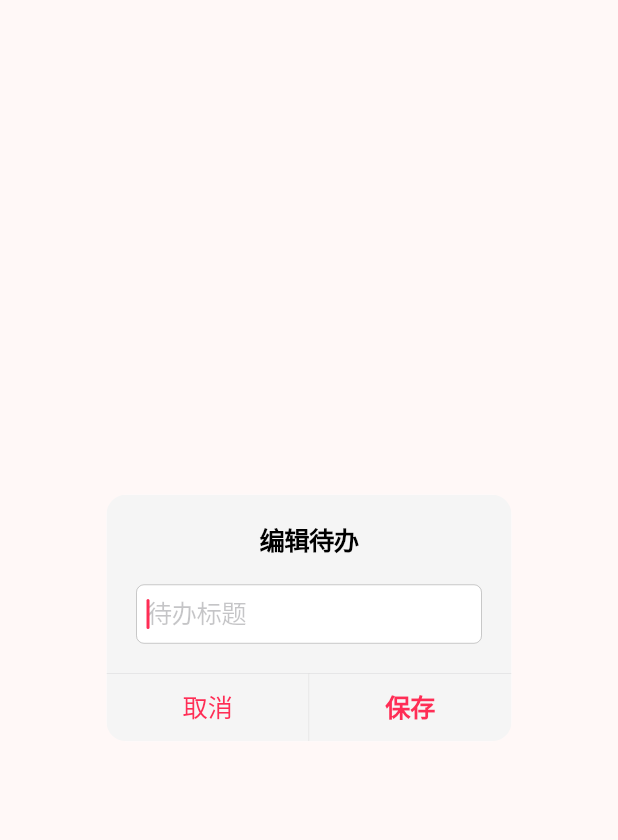
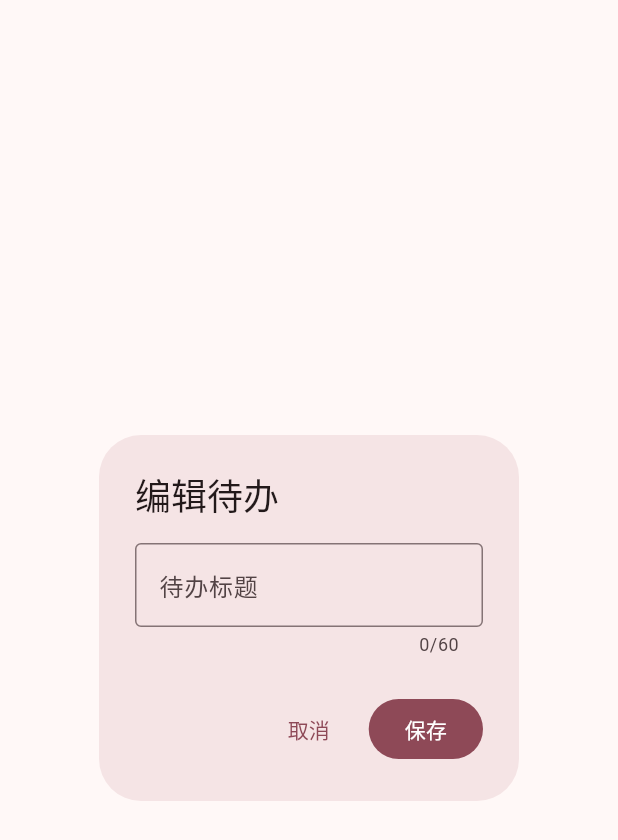
Before and after one commit to Tiebo/flutter-chess, a Flutter app: the EditTodoDialog widget shown alone on an empty page, opened directly with empty values, on a phone screen of 412 x 824 dp. Shown: the top 840 px of the screen. Run offline on Flutter 3.47's test engine with Material 3 defaults, Android fonts, the phone set to English and light mode, and no system bars.

Commit message:
use Material Design components, replacing Cupertino widgets with Material equivalents

```diff
--- a/lib/widgets/edit_todo_dialog.dart
+++ b/lib/widgets/edit_todo_dialog.dart
@@ -1,4 +1,4 @@
-import 'package:flutter/cupertino.dart';
+import 'package:flutter/material.dart';
 import '../models/todo.dart';
 
 class EditTodoDialog extends StatefulWidget {
@@ -12,6 +12,7 @@ class EditTodoDialog extends StatefulWidget {
 
 class _EditTodoDialogState extends State<EditTodoDialog> {
   late final TextEditingController _controller;
+  final _formKey = GlobalKey<FormState>();
 
   @override
   void initState() {
@@ -20,9 +21,8 @@ class _EditTodoDialogState extends State<EditTodoDialog> {
   }
 
   void _submit() {
-    final text = _controller.text.trim();
-    if (text.isNotEmpty) {
-      Navigator.of(context).pop(text);
+    if (_formKey.currentState!.validate()) {
+      Navigator.of(context).pop(_controller.text.trim());
     }
   }
 
@@ -34,28 +34,27 @@ class _EditTodoDialogState extends State<EditTodoDialog> {
 
   @override
   Widget build(BuildContext context) {
-    return CupertinoAlertDialog(
+    return AlertDialog(
       title: const Text('编辑待办'),
-      content: Padding(
-        padding: const EdgeInsets.only(top: 16),
-        child: CupertinoTextField(
+      content: Form(
+        key: _formKey,
+        child: TextFormField(
           controller: _controller,
-          placeholder: '待办标题',
+          decoration: const InputDecoration(
+            labelText: '待办标题',
+            border: OutlineInputBorder(),
+          ),
           maxLength: 60,
-          autofocus: true,
-          onSubmitted: (_) => _submit(),
+          validator: (v) {
+            if (v == null || v.trim().isEmpty) return '内容不能为空';
+            return null;
+          },
+          onFieldSubmitted: (_) => _submit(),
         ),
       ),
       actions: [
-        CupertinoDialogAction(
-          onPressed: () => Navigator.pop(context),
-          child: const Text('取消'),
-        ),
-        CupertinoDialogAction(
-          onPressed: _submit,
-          isDefaultAction: true,
-          child: const Text('保存'),
-        ),
+        TextButton(onPressed: () => Navigator.pop(context), child: const Text('取消')),
+        FilledButton(onPressed: _submit, child: const Text('保存')),
       ],
     );
   }
```
Also changed, not shown: lib/main.dart (+5 -4 lines), lib/pages/todo_page.dart (+22 -32 lines), lib/widgets/delete_confirmation_dialog.dart (+4 -11 lines).
